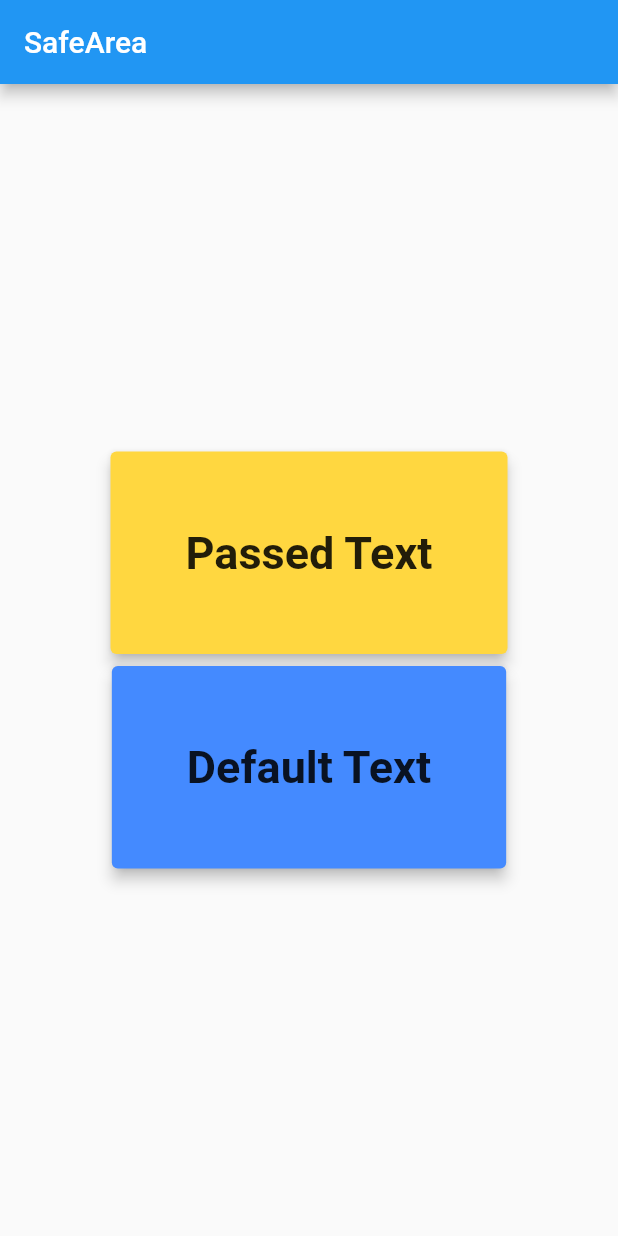
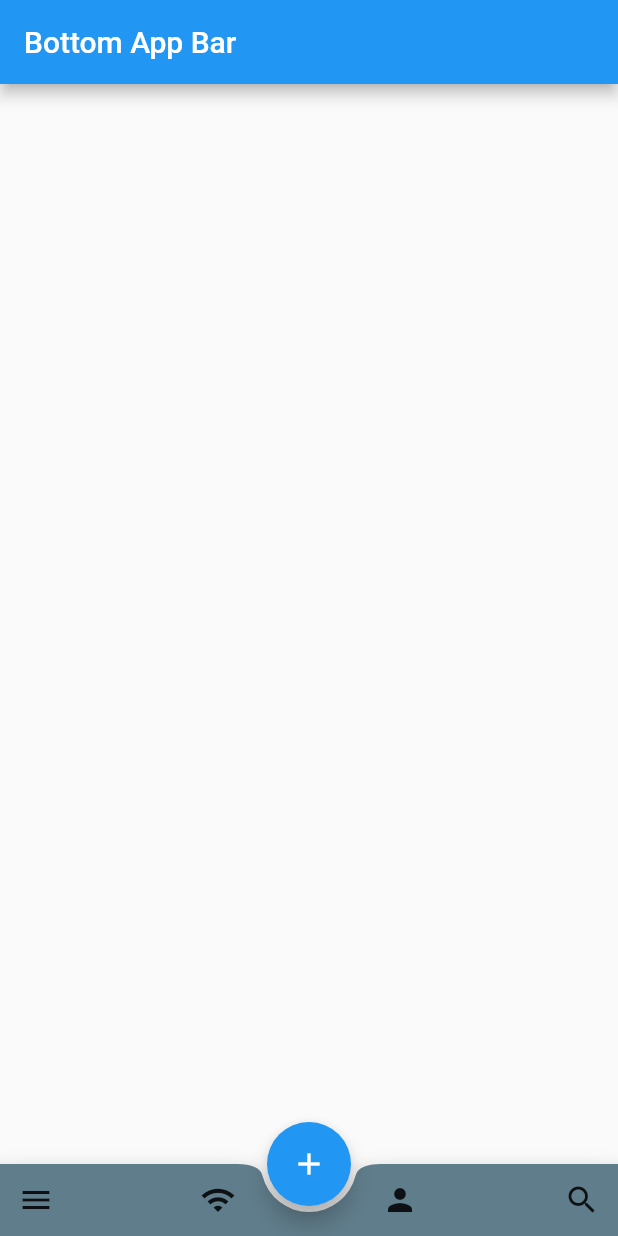
Before and after one commit to jesselima/widget_of_the_week, a Flutter app: the screen it shows after launch, on a phone screen of 412 x 824 dp. Run offline on Flutter 3.47's test engine with Material 2 defaults, Android fonts, the phone set to English and light mode, and no system bars.

Commit message:
FloatingActionButton and BottomAppBar with Notch

```diff
--- a/lib/main.dart
+++ b/lib/main.dart
@@ -19,9 +19,9 @@ class MyApp extends StatelessWidget {
 
 class MyHomePage extends StatefulWidget {
 
+  final String title;
+
   MyHomePage({Key key, this.title}) : super(key: key);
-
-  final String title;
 
   @override
   _MyHomePageState createState() => _MyHomePageState();
@@ -29,21 +29,87 @@ class MyHomePage extends StatefulWidget {
 
 class _MyHomePageState extends State<MyHomePage> {
 
-  @override
+  int _selectedIndex = 0;
+  static const TextStyle optionStyle = TextStyle(fontSize: 30, fontWeight: FontWeight.bold);
+  static const List<Widget> _widgetOptions = <Widget>[
+    Text(
+      'Index 0: Home',
+      style: optionStyle,
+    ),
+    Text(
+      'Index 1: Business',
+      style: optionStyle,
+    ),
+    Text(
+      'Index 2: School',
+      style: optionStyle,
+    ),
+  ];
+
+  void _onItemTapped(int index) {
+    setState(() {
+      _selectedIndex = index;
+    });
+  }
+
+//  @override
+//  Widget build(BuildContext context) {
+//    return Scaffold(
+//      appBar: AppBar(title: const Text('Tasks - Bottom App Bar')),
+//      floatingActionButton: FloatingActionButton.extended(
+//        elevation: 4.0,
+//        icon: const Icon(Icons.add),
+//        label: const Text('Add a task'),
+//        onPressed: () {},
+//      ),
+//      floatingActionButtonLocation:
+//      FloatingActionButtonLocation.centerDocked,
+//      bottomNavigationBar: BottomAppBar(
+//        child: new Row(
+//          mainAxisSize: MainAxisSize.max,
+//          mainAxisAlignment: MainAxisAlignment.spaceBetween,
+//          children: <Widget>[
+//            IconButton(
+//              icon: Icon(Icons.menu),
+//              onPressed: () {},
+//            ),
+//            IconButton(
+//              icon: Icon(Icons.search),
+//              onPressed: () {},
+//            )
+//          ],
+//        ),
+//      ),
+//    );
+//  }
+
   Widget build(BuildContext context) {
-    return Scaffold(
-      appBar: AppBar(
-        title: Text("SafeArea"),
-      ),
-      body: Center(
-        child: Column(
-          mainAxisAlignment: MainAxisAlignment.center,
+    return new Scaffold(
+
+      appBar: AppBar(title: const Text('Bottom App Bar')),
+
+      floatingActionButtonLocation: FloatingActionButtonLocation.centerDocked,
+      floatingActionButton: FloatingActionButton(
+        child: const Icon(Icons.add), onPressed: () {},),
+
+      bottomNavigationBar: BottomAppBar(
+        shape: CircularNotchedRectangle(),
+        color: Colors.blueGrey,
+        notchMargin: 4.0,
+        child: Row(
+          mainAxisSize: MainAxisSize.max,
+          mainAxisAlignment: MainAxisAlignment.spaceBetween,
           children: <Widget>[
-            MyCard(cardColor: Colors.amberAccent, cardText: "Passed Text",),
-            MyCard(),
+            IconButton(icon: Icon(Icons.menu), onPressed: () {},),
+            IconButton(icon: Icon(Icons.wifi), onPressed: () {},),
+            IconButton(icon: Icon(Icons.person), onPressed: () {},),
+            IconButton(icon: Icon(Icons.search), onPressed: () {},),
           ],
         ),
       ),
     );
   }
+
+
+
 }
--- /dev/null
+++ b/lib/movie_db_api.dart
@@ -0,0 +1,7 @@
+
+class MovieDbApi {
+
+  static String getMovieDetails() {
+    return "https://api.themoviedb.org/3/movie/157336?api_key=ab543feb1bf6148e874283721f58ded3&append_to_response=videos,reviews";
+  }
+}
```
